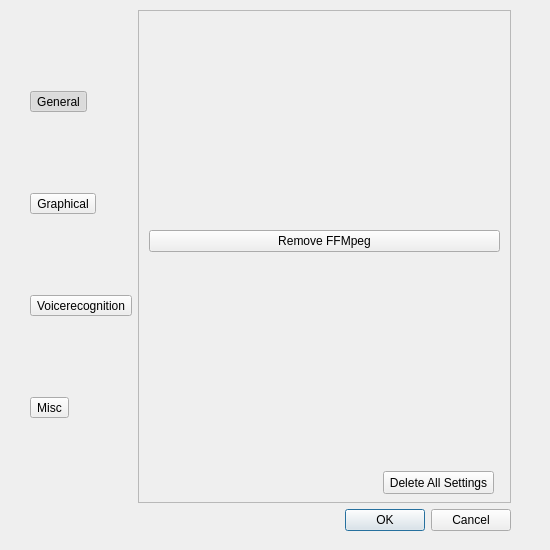
Old version of the form rsrc/settings.ui in the repository morevnaproject-org/papagayo-ng.
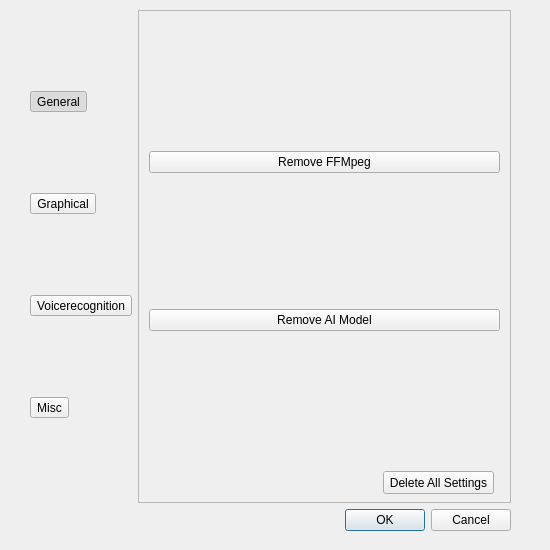
New version of the form. The open tabs and pages were chosen to show the change. Icons and pictures are not drawn.

Commit message: Added a Download Button for the AI Model. When https://github.com/xinjli/allosaurus/pull/28 is merged we can change code to use that folder.

The edit to the form file:
```diff
--- a/rsrc/settings.ui
+++ b/rsrc/settings.ui
@@ -215,6 +215,13 @@
            </property>
           </widget>
          </item>
+         <item row="1" column="0">
+          <widget class="QPushButton" name="allo_delete_button">
+           <property name="text">
+            <string>Remove AI Model</string>
+           </property>
+          </widget>
+         </item>
         </layout>
        </widget>
       </widget>
```
Left out of the diff: 2 changed lines with no effect on the pictures. The commit also changes 2 other files.
